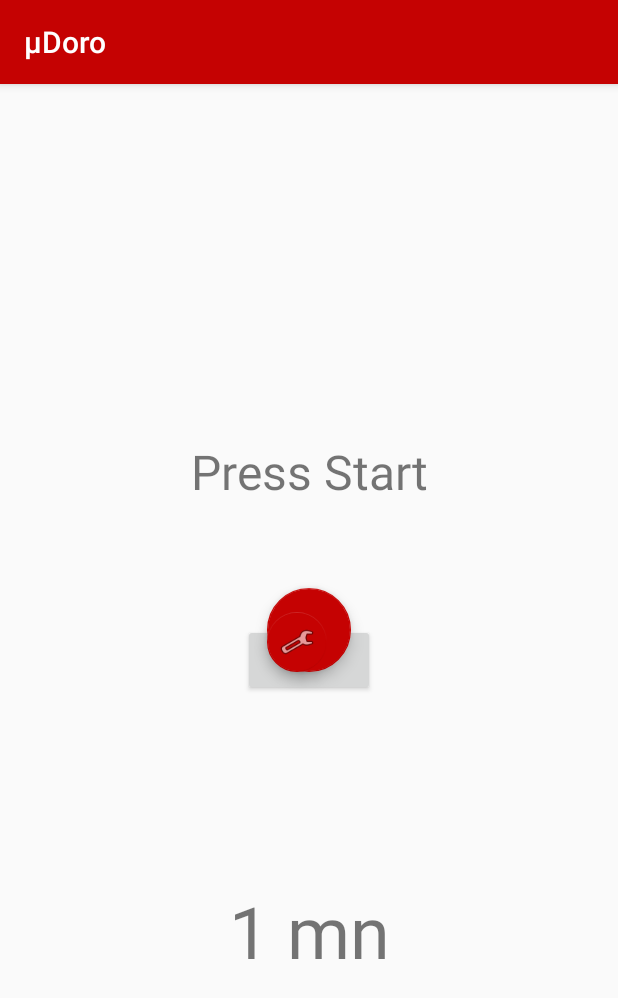
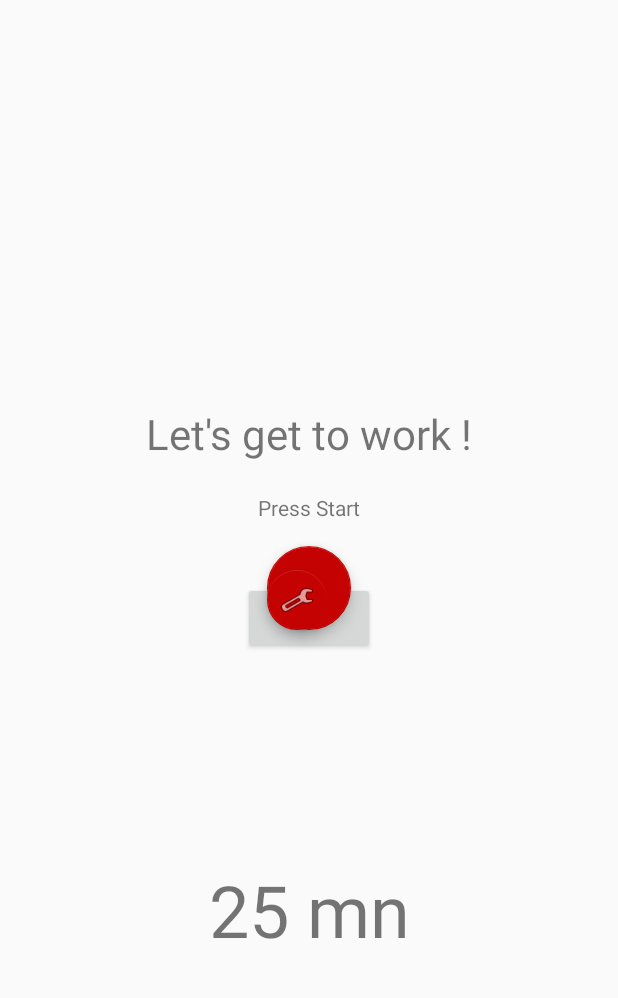
Before and after one commit to pepinpin/microDoro, an Android app: the screen it shows after launch (MainActivity), on a phone screen of 412 x 824 dp. Shown: the top 998 px of the screen. Run offline under Robolectric (Android 15) with nearby library versions, the phone set to English and light mode, and no system bars; libraries missing offline, so code that uses them is left out: com.gospelware.liquidbutton; plain views replace LiquidButton; 2 statements that could not run were skipped.

Commit message:
- RC1 - setting section ready - rework on layouts

```diff
--- a/app/src/main/java/net/biospherecorp/microdoro/MainActivity.java
+++ b/app/src/main/java/net/biospherecorp/microdoro/MainActivity.java
@@ -3,6 +3,7 @@ package net.biospherecorp.microdoro;
 import android.app.NotificationManager;
 import android.app.PendingIntent;
 import android.content.Intent;
+import android.content.SharedPreferences;
 import android.content.pm.ActivityInfo;
 import android.content.res.ColorStateList;
 import android.media.MediaPlayer;
@@ -10,10 +11,12 @@ import android.os.Bundle;
 import android.os.Handler;
 import android.os.Message;
 import android.os.Vibrator;
+import android.preference.PreferenceManager;
 import android.support.design.widget.FloatingActionButton;
 import android.support.design.widget.Snackbar;
 import android.support.v4.app.NotificationCompat;
 import android.support.v7.app.AppCompatActivity;
+import android.util.Log;
 import android.view.View;
 import android.widget.TextView;
 
@@ -31,14 +34,11 @@ public class MainActivity extends AppCompatActivity {
 	private static WeakReference<TextView> TEXT_TIME;
 	private static WeakReference<TextView> TEXT_SECONDARY;
 
-	// the notification Time
+	// the notification time
 	private static final int NOTIFICATION_TIME = 2500; // in ms
 
-	// the default time for the timer
-	private static final int DEFAULT_TIME_MN = 1;
-
-	// set the variable used to count the minutes
-	private static int COUNT_MINUTE = DEFAULT_TIME_MN;
+	// variable to hold the time in minutes
+	private static int TIME_IN_MN;
 
 	// variable to hold the time in seconds
 	private static float TIME_IN_SEC;
@@ -47,6 +47,18 @@ public class MainActivity extends AppCompatActivity {
 	private static boolean IS_RUNNING = false;
 
 
+	private TextView _pressStartTextView;
+
+	// From Settings
+	private int _pomodoroAmount;
+	private int _pomodoroDuration;
+	private int _shortBreakDuration;
+	private int _longBreakDuration;
+	private boolean _isVibrate;
+	private boolean _isSound;
+
+	private int _pomodoroCounter = 1;
+	private boolean _isBreak = true; // is previous state a break ?
 
 
 	// has the cancel button been pressed
@@ -69,6 +81,25 @@ public class MainActivity extends AppCompatActivity {
 
 		setRequestedOrientation(ActivityInfo.SCREEN_ORIENTATION_LOCKED);
 
+		// get the default value from the settings
+		getSettingsFromSharedPreferences();
+
+		// get the textView that's says "press start"
+		TEXT_SECONDARY = new WeakReference<>((TextView) findViewById(R.id.text_secondary));
+
+		// get the liquidButton
+		LIQUID_BUTTON = new WeakReference<>((LiquidButton) MainActivity.this.findViewById(R.id.liquid_time));
+
+		// get the textView showing the time
+		TEXT_TIME = new WeakReference<>((TextView) findViewById(R.id.text_time));
+
+		// set the time with the default value
+		TEXT_TIME.get().setText(TIME_IN_MN + " mn");
+
+		// find and set the "press start" textView
+		_pressStartTextView = (TextView) findViewById(R.id.press_start);
+		_pressStartTextView.setText(R.string.press_start);
+
 		// get the colors
 		_colorPrimary = getResources().getColor(R.color.colorPrimary);
 		_colorSecondary = getResources().getColor(R.color.colorAccent);
@@ -80,18 +111,6 @@ public class MainActivity extends AppCompatActivity {
 		// set the buttons background colors
 		_startButton.setBackgroundTintList(ColorStateList.valueOf(_colorPrimary));
 		_settingButton.setBackgroundTintList(ColorStateList.valueOf(_colorPrimary));
-
-		// get the textView that's says "press start"
-		TEXT_SECONDARY = new WeakReference<>((TextView) findViewById(R.id.text_secondary));
-
-		// get the textView showing the time
-		TEXT_TIME = new WeakReference<>((TextView) findViewById(R.id.text_time));
-
-		// set the time with the default value
-		TEXT_TIME.get().setText(DEFAULT_TIME_MN + " mn");
-
-		// get the liquidButton
-		LIQUID_BUTTON = new WeakReference<>((LiquidButton) MainActivity.this.findViewById(R.id.liquid_time));
 
 		// instantiate the handler
 		_handler = new mHandler();
@@ -119,17 +138,12 @@ public class MainActivity extends AppCompatActivity {
 					// say that's running
 					IS_RUNNING = true;
 
-					// store the conversion of minute to seconds
-					TIME_IN_SEC = COUNT_MINUTE * 60f;
-
-					// initialize the Buttons
-					initButtons();
-
-					// initialize the TextViews
-					initTextViews();
+					// initialize the TIME_IN_MN,
+					// the Buttons and the TextViews
+					init();
 
 					// start the timer's thread
-					_thread = new Thread(new ChronoMinute());
+					_thread = new Thread(new Chrono());
 					_thread.start();
 
 				}else if (!_isCanceledByUser){
@@ -164,11 +178,20 @@ public class MainActivity extends AppCompatActivity {
 			@Override
 			public void onPourFinish() { // when the pouring animation is finished
 
-				// resets the buttons state
-				resetButtons();
+				// change the start button background color AND image
+				_startButton.setBackgroundTintList(ColorStateList.valueOf(_colorPrimary));
+				_startButton.setImageResource(android.R.drawable.ic_media_play);
 
-				// reset the UI (textViews & snackBar)
-				resetUI();
+				// re enabled the settings button
+				_settingButton.setEnabled(true);
+
+				// show the "press start" textView
+				_pressStartTextView.setVisibility(View.VISIBLE);
+
+				// if the snackBar is visible, dismiss it
+				if (_snackBar != null){
+					_snackBar.dismiss();
+				}
 
 				// it's not running anymore
 				IS_RUNNING = false;
@@ -179,27 +202,86 @@ public class MainActivity extends AppCompatActivity {
 
 				if (progress >= 1f){
 
+					String textToDisplay;
+
+					if (_isBreak){
+
+						textToDisplay = getString(R.string.text_get_to_work);
+					}else{
+						if (_pomodoroCounter == _pomodoroAmount){
+
+							textToDisplay = getString(R.string.text_time_for_long_break);
+						}else{
+
+							textToDisplay = getString(R.string.text_time_for_short_break);
+						}
+					}
+
+					TEXT_SECONDARY.get().setText(textToDisplay);
+
 					if (!_isCanceledByUser){
 
-						// TEXT
-						TEXT_SECONDARY.get().setText(R.string.notification_text);
-
-						Thread notifyThread = new Thread(new NotifyTimeIsUp());
+						Thread notifyThread = new Thread(new NotifyTimeIsUp(textToDisplay));
 						notifyThread.start();
-
 					}else{
 
 						// reset the variable to false
 						_isCanceledByUser = false;
-
-						// display the "Press Start" text
-						TEXT_SECONDARY.get().setText(R.string.press_start);
 					}
 				}
 			}
 		});
 	}
 
+	@Override
+	protected void onResume() {
+		super.onPostResume();
+
+		// get the default value from the settings
+		getSettingsFromSharedPreferences();
+
+		TEXT_TIME.get().setText(_pomodoroDuration + " mn");
+	}
+
+	private void init(){
+
+		if (_isBreak){
+			_isBreak = false;
+
+			TIME_IN_MN = _pomodoroDuration;
+			TEXT_SECONDARY.get().setText(R.string.text_podoro_in_progress);
+		}else{
+			_isBreak = true;
+
+			if (_pomodoroCounter == _pomodoroAmount){
+
+				_pomodoroCounter = 0;
+
+				TIME_IN_MN = _longBreakDuration;
+				TEXT_SECONDARY.get().setText(R.string.text_long_break_in_progress);
+			}else{
+
+				_pomodoroCounter++;
+
+				TIME_IN_MN = _shortBreakDuration;
+				TEXT_SECONDARY.get().setText(R.string.text_short_break_in_progress);
+			}
+		}
+
+		// hide the "press start" textView
+		_pressStartTextView.setVisibility(View.INVISIBLE);
+
+		// show the main TextView
+		TEXT_TIME.get().setVisibility(View.VISIBLE);
+		// set the main textView
+		TEXT_TIME.get().setText(TIME_IN_MN + " mn");
+
+		// store the conversion of minute to seconds
+		TIME_IN_SEC = TIME_IN_MN * 60f;
+
+
+		initButtons();
+	}
 
 	private void initButtons(){
 
@@ -218,51 +300,46 @@ public class MainActivity extends AppCompatActivity {
 		LIQUID_BUTTON.get().startPour();
 	}
 
-	private void initTextViews(){
+	private void getSettingsFromSharedPreferences(){
 
-		// show the main TextView
-		TEXT_TIME.get().setVisibility(View.VISIBLE);
-		// set the main textView
-		TEXT_TIME.get().setText(COUNT_MINUTE + " mn");
+		SharedPreferences sharedPreferences = PreferenceManager.getDefaultSharedPreferences(getBaseContext());
 
-		// hide the secondary textView
-		TEXT_SECONDARY.get().setVisibility(View.INVISIBLE);
-	}
+		_pomodoroAmount = Integer.valueOf(sharedPreferences.getString("pomodoro_amount", "4"));
+		_pomodoroDuration = Integer.valueOf(sharedPreferences.getString("pomodoro_duration", "25"));
+		_shortBreakDuration = Integer.valueOf(sharedPreferences.getString("short_break_duration", "5"));
+		_longBreakDuration = Integer.valueOf(sharedPreferences.getString("long_break_duration", "20"));
 
-	private void resetButtons(){
+		_isVibrate = sharedPreferences.getBoolean("notification_vibrate", true);
+		_isSound = sharedPreferences.getBoolean("notification_ring", true);
 
-		// change the start button background color AND image
-		_startButton.setBackgroundTintList(ColorStateList.valueOf(_colorPrimary));
-		_startButton.setImageResource(android.R.drawable.ic_media_play);
+		// store the conversion of minute to seconds
+		TIME_IN_MN = _pomodoroDuration;
 
-		// re enabled the settings button
-		_settingButton.setEnabled(true);
-	}
 
-	private void resetUI(){
 
-		// if the snackBar is visible, dismiss it
-		if (_snackBar != null){
-			_snackBar.dismiss();
-		}
 
-		// show the secondary textView
-		TEXT_SECONDARY.get().setVisibility(View.VISIBLE);
+		Log.i("_pomodoroAmount : ", "" + _pomodoroAmount);
+		Log.i("_pomodoroDuration : ", "" + _pomodoroDuration);
+		Log.i("_shortBreakDuration : ", "" + _shortBreakDuration);
+		Log.i("_longBreakDuration : ", "" + _longBreakDuration);
+		Log.i("_isVibrate : ", "" + _isVibrate);
+		Log.i("_isSound : ", "" + _isSound);
+		Log.i("TIME_IN_MN : ", "" + TIME_IN_MN);
 	}
 
 
 
 // Runnable used to notify that the time is up
-	class NotifyTimeIsUp implements Runnable{
+	private class NotifyTimeIsUp implements Runnable{
+
+		private String _textToUse;
+
+		NotifyTimeIsUp(String text){
+			_textToUse = text;
+		}
 
 		@Override
 		public void run() {
-
-			// VIBRATE
-			// get the vibrator
-			Vibrator mVibrator = (Vibrator) getSystemService(VIBRATOR_SERVICE);
-			mVibrator.vibrate(NOTIFICATION_TIME);
-
 
 			// NOTIFICATION
 			Intent intent = new Intent(MainActivity.this, MainActivity.class);
@@ -272,12 +349,21 @@ public class MainActivity extends AppCompatActivity {
 					new NotificationCompat.Builder(MainActivity.this)
 							.setSmallIcon(R.drawable.ic_stat_image_timelapse)
 							.setContentTitle(getResources().getString(R.string.app_name))
-							.setContentText(getString(R.string.notification_text))
+							.setContentText(_textToUse)
 							.setContentIntent(pendingIntent);
 
 			NotificationManager manager = (NotificationManager) getSystemService(NOTIFICATION_SERVICE);
 			manager.notify(1, notification.build());
 
+			if (_isVibrate){
+
+				// VIBRATE
+				// get the vibrator
+				Vibrator mVibrator = (Vibrator) getSystemService(VIBRATOR_SERVICE);
+				mVibrator.vibrate(NOTIFICATION_TIME);
+			}
+
+			if (_isSound){
 
 				// PLAY SOUND
 				MediaPlayer player = MediaPlayer.create(MainActivity.this,
@@ -294,12 +380,13 @@ public class MainActivity extends AppCompatActivity {
 				player.stop();
 				player.reset();
 				player.release();
+			}
 
 		}
 	}
 
-	// the runnable used by the thread
-	private class ChronoMinute implements Runnable {
+	// the runnable used by the timer
+	private class Chrono implements Runnable {
 
 		// store the seconds
 		int seconds = (int)TIME_IN_SEC;
@@ -381,11 +468,11 @@ public class MainActivity extends AppCompatActivity {
 					if(msg.arg1 % 60 == 0){
 
 						// if there is, decrement the minute count
-						COUNT_MINUTE -= 1;
+						TIME_IN_MN -= 1;
 					}
 
 					// store the value
-					valueToDisplay = COUNT_MINUTE + " mn";
+					valueToDisplay = TIME_IN_MN + " mn";
 				}else{
 					// if the seconds count is < 60, store the time in seconds
 					valueToDisplay = msg.arg1 + " s";
--- a/app/src/main/res/layout-land/activity_main.xml
+++ b/app/src/main/res/layout-land/activity_main.xml
@@ -6,22 +6,23 @@
 	android:id="@+id/activity_main"
 	android:layout_width="match_parent"
 	android:layout_height="match_parent"
-	tools:context="net.biospherecorp.microchrono.MainActivity">
+	tools:context="net.biospherecorp.microdoro.MainActivity"
+	>
 
 	<com.gospelware.liquidbutton.LiquidButton
 		android:id="@+id/liquid_time"
 		android:clickable="false"
+		android:layout_width="0dp"
+		android:layout_height="0dp"
 
-		android:layout_width="wrap_content"
-		android:layout_height="wrap_content"
-		android:layout_marginTop="16dp"
+		android:layout_marginStart="32dp"
+		android:layout_marginEnd="32dp"
+		android:layout_marginBottom="64dp"
+
 		app:layout_constraintTop_toTopOf="parent"
-		android:layout_marginStart="16dp"
 		app:layout_constraintLeft_toLeftOf="parent"
-		android:layout_marginEnd="16dp"
 		app:layout_constraintRight_toRightOf="parent"
 		app:layout_constraintBottom_toBottomOf="parent"
-		android:layout_marginBottom="16dp"
 		/>
 
 	<android.support.design.widget.FloatingActionButton
@@ -33,11 +34,10 @@
 		android:layout_width="wrap_content"
 		android:layout_height="wrap_content"
 
-		app:layout_constraintBottom_toBottomOf="@+id/liquid_time"
-		app:layout_constraintLeft_toLeftOf="@+id/liquid_time"
 		app:layout_constraintTop_toTopOf="@+id/liquid_time"
-		app:layout_constraintVertical_bias="0.75"
-		android:layout_marginStart="24dp"/>
+		app:layout_constraintBottom_toBottomOf="parent"
+		android:layout_marginStart="24dp"
+		app:layout_constraintLeft_toLeftOf="parent"/>
 
 	<android.support.design.widget.FloatingActionButton
 		android:id="@+id/setting_button"
@@ -48,12 +48,13 @@
 		android:layout_width="wrap_content"
 		android:layout_height="wrap_content"
 		android:layout_marginTop="8dp"
-		android:layout_marginStart="32dp"
 
-		app:layout_constraintBottom_toBottomOf="@+id/liquid_time"
-		app:layout_constraintLeft_toLeftOf="@+id/liquid_time"
 		app:layout_constraintTop_toBottomOf="@+id/start_button"
-		/>
+		app:layout_constraintBottom_toBottomOf="parent"
+		android:layout_marginBottom="16dp"
+		app:layout_constraintLeft_toLeftOf="@+id/start_button"
+		android:layout_marginStart="8dp"
+		app:layout_constraintVertical_bias="0.18"/>
 
 	<TextView
 		android:id="@+id/text_time"
@@ -71,17 +72,26 @@
 
 	<TextView
 		android:id="@+id/text_secondary"
-		android:text="@string/press_start"
-		android:textSize="@dimen/press_start_text_size"
+		android:text="@string/text_get_to_work"
+		android:textSize="@dimen/secondary_text_size"
 
 		android:layout_width="wrap_content"
 		android:layout_height="wrap_content"
-		android:layout_marginBottom="8dp"
 
 		app:layout_constraintRight_toRightOf="@+id/liquid_time"
 		app:layout_constraintLeft_toLeftOf="@+id/liquid_time"
-		app:layout_constraintBottom_toBottomOf="@+id/liquid_time"
 
-		/>
+		app:layout_constraintBottom_toBottomOf="parent"
+		android:layout_marginBottom="16dp"/>
+
+	<TextView
+		android:id="@+id/press_start"
+		android:text="@string/press_start"
+		android:layout_width="wrap_content"
+		android:layout_height="wrap_content"
+		app:layout_constraintBottom_toTopOf="@+id/start_button"
+		android:layout_marginBottom="16dp"
+		android:layout_marginStart="16dp"
+		app:layout_constraintLeft_toLeftOf="parent"/>
 
 </android.support.constraint.ConstraintLayout>
--- a/app/src/main/res/layout-w820dp/activity_main.xml
+++ b/app/src/main/res/layout-w820dp/activity_main.xml
@@ -6,7 +6,7 @@
 	android:id="@+id/activity_main"
 	android:layout_width="match_parent"
 	android:layout_height="match_parent"
-	tools:context="net.biospherecorp.microchrono.MainActivity">
+	tools:context="net.biospherecorp.microdoro.MainActivity">
 
 	<com.gospelware.liquidbutton.LiquidButton
 		android:id="@+id/liquid_time"
@@ -75,8 +75,8 @@
 
 	<TextView
 		android:id="@+id/text_secondary"
-		android:text="@string/press_start"
-		android:textSize="@dimen/press_start_text_size"
+		android:text="@string/text_get_to_work"
+		android:textSize="@dimen/secondary_text_size"
 
 		android:layout_width="wrap_content"
 		android:layout_height="wrap_content"
@@ -86,4 +86,18 @@
 		app:layout_constraintLeft_toLeftOf="@+id/liquid_time"
 		app:layout_constraintBottom_toBottomOf="@+id/liquid_time"
 		/>
+
+	<TextView
+		android:id="@+id/press_start"
+		android:text="@string/press_start"
+		android:layout_width="wrap_content"
+		android:layout_height="wrap_content"
+
+		android:layout_marginLeft="16dp"
+		android:layout_marginStart="16dp"
+		android:layout_marginBottom="16dp"
+
+		app:layout_constraintBottom_toTopOf="@+id/start_button"
+		app:layout_constraintLeft_toLeftOf="@+id/liquid_time"/>
+
 </android.support.constraint.ConstraintLayout>
--- a/app/src/main/res/layout/activity_main.xml
+++ b/app/src/main/res/layout/activity_main.xml
@@ -56,7 +56,6 @@
 
 	<TextView
 		android:id="@+id/text_time"
-		android:text=""
 		android:textSize="@dimen/time_left_text_size"
 
 		android:layout_width="wrap_content"
@@ -70,8 +69,8 @@
 
 	<TextView
 		android:id="@+id/text_secondary"
-		android:text="@string/press_start"
-		android:textSize="@dimen/press_start_text_size"
+		android:text="@string/text_get_to_work"
+		android:textSize="@dimen/secondary_text_size"
 
 		android:layout_width="wrap_content"
 		android:layout_height="wrap_content"
@@ -81,4 +80,16 @@
 		app:layout_constraintLeft_toLeftOf="@+id/liquid_time"
 		app:layout_constraintBottom_toBottomOf="@+id/liquid_time"
 		/>
+
+	<TextView
+		android:id="@+id/press_start"
+		android:text="@string/press_start"
+		android:layout_width="wrap_content"
+		android:layout_height="wrap_content"
+		app:layout_constraintLeft_toLeftOf="@+id/liquid_time"
+		app:layout_constraintRight_toRightOf="@+id/liquid_time"
+		app:layout_constraintBottom_toTopOf="@+id/start_button"
+		android:layout_marginBottom="16dp"/>
+
+
 </android.support.constraint.ConstraintLayout>
--- a/app/src/main/res/values-w820dp/dimens.xml
+++ b/app/src/main/res/values-w820dp/dimens.xml
@@ -3,7 +3,7 @@
 	<dimen name="press_start_text_view_bottom_margin">12dp</dimen>
 
 	<dimen name="time_left_text_size">78sp</dimen>
-	<dimen name="press_start_text_size">52sp</dimen>
+	<dimen name="secondary_text_size">52sp</dimen>
 
 	<!--Overscan-->
 	<dimen name="overscan_vertical">27dp</dimen>
--- a/app/src/main/res/values/dimens.xml
+++ b/app/src/main/res/values/dimens.xml
@@ -6,6 +6,6 @@
 	<dimen name="press_start_text_view_bottom_margin">128dp</dimen>
 
 	<dimen name="time_left_text_size">48sp</dimen>
-	<dimen name="press_start_text_size">32sp</dimen>
+	<dimen name="secondary_text_size">28sp</dimen>
 
 </resources>
--- a/app/src/main/res/values/strings.xml
+++ b/app/src/main/res/values/strings.xml
@@ -10,4 +10,10 @@
 	<string name="soft_boiled_egg_cooking_time">Soft-boiled egg</string>
 	<string name="hard_boiled_egg_cooking_time">Hard-boiled egg</string>
 	<string name="title_activity_settings">Settings</string>
+	<string name="text_get_to_work">Let\'s get to work !</string>
+	<string name="text_time_for_long_break">Time for a long break</string>
+	<string name="text_time_for_short_break">Time for a short break</string>
+	<string name="text_podoro_in_progress">Pomodoro in progress...</string>
+	<string name="text_long_break_in_progress">Long break in progress...</string>
+	<string name="text_short_break_in_progress">Short break in progress...</string>
 </resources>
```
Also changed, not shown: app/src/main/AndroidManifest.xml (+4 -3 lines), app/src/main/java/net/biospherecorp/microdoro/Settings.java (deleted, +0 -131 lines), app/src/main/res/values/array.xml (+42 -36 lines). Lines whose indentation alone changed are shown as unchanged.
